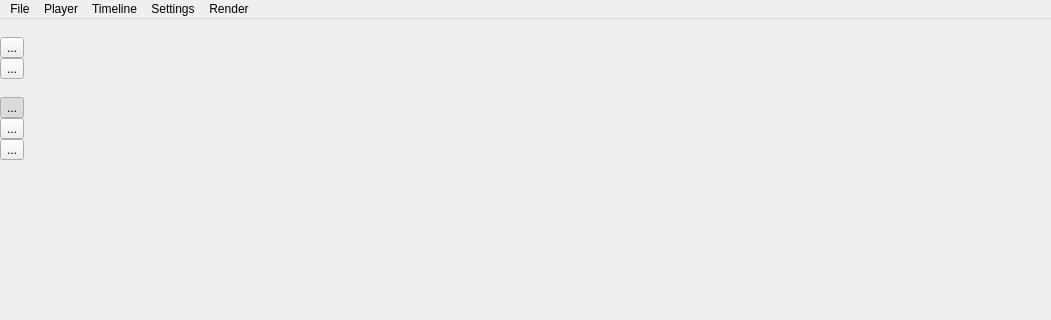
The window that app/ui/mainwindow.ui (hftom/MachinTruc) describes before a commit, drawn with Qt 5; both pictures show x 0 to 1051 and y 0 to 320 of the 1051 by 795 pixel window.
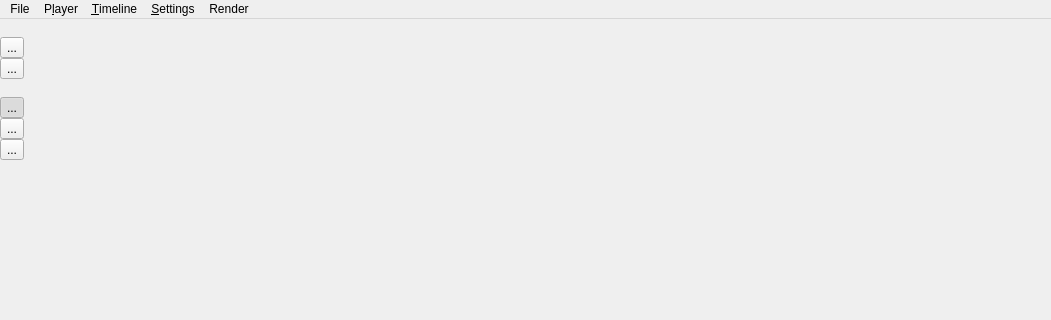
The same window after the commit. Icons and pictures are not drawn.

Commit message: Fix null pointer.

```diff
--- a/app/ui/mainwindow.ui
+++ b/app/ui/mainwindow.ui
@@ -583,7 +583,7 @@
      <x>0</x>
      <y>0</y>
      <width>1051</width>
-     <height>22</height>
+     <height>28</height>
     </rect>
    </property>
    <widget class="QMenu" name="menuFile">
@@ -596,14 +596,14 @@
    </widget>
    <widget class="QMenu" name="menuTimeline">
     <property name="title">
-     <string>Timeline</string>
+     <string>&amp;Timeline</string>
     </property>
     <addaction name="actionDeleteClip"/>
     <addaction name="actionSplitCurrentClip"/>
    </widget>
    <widget class="QMenu" name="menuSettings">
     <property name="title">
-     <string>Settings</string>
+     <string>&amp;Settings</string>
     </property>
     <addaction name="actionProjectSettings"/>
    </widget>
@@ -616,7 +616,7 @@
    </widget>
    <widget class="QMenu" name="menuPlayer">
     <property name="title">
-     <string>Player</string>
+     <string>P&amp;layer</string>
     </property>
     <addaction name="actionPlayPause"/>
     <addaction name="actionForward"/>
```
Left out of the diff: 61 changed lines with no effect on the pictures. The commit also changes 1 other file.
